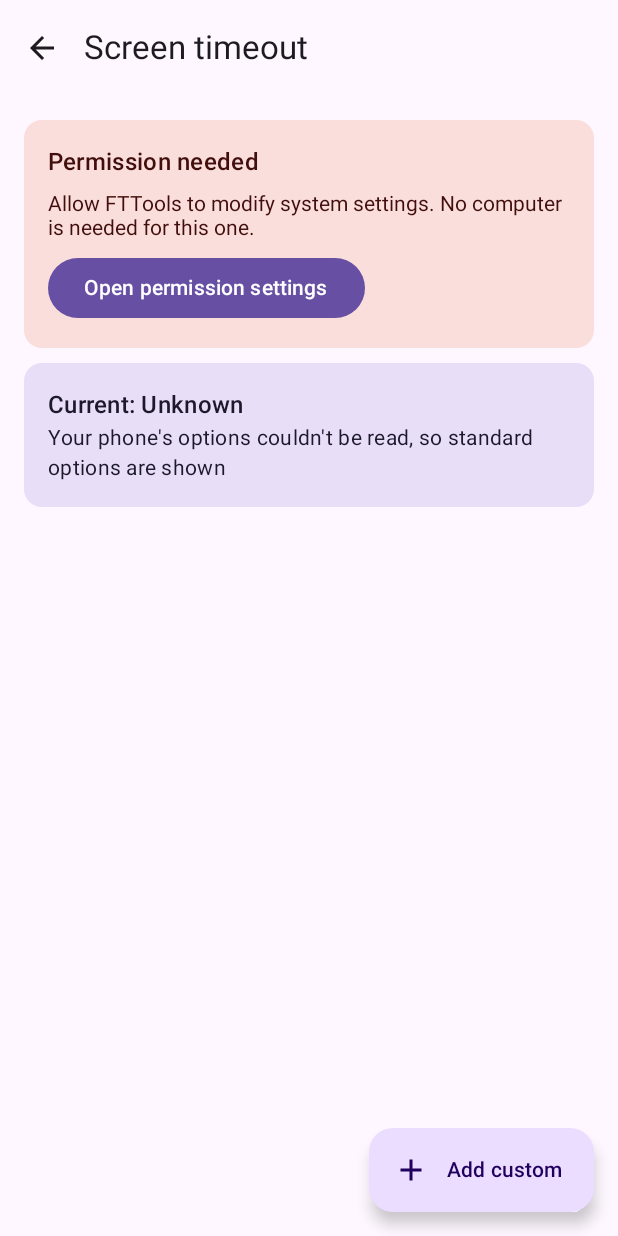
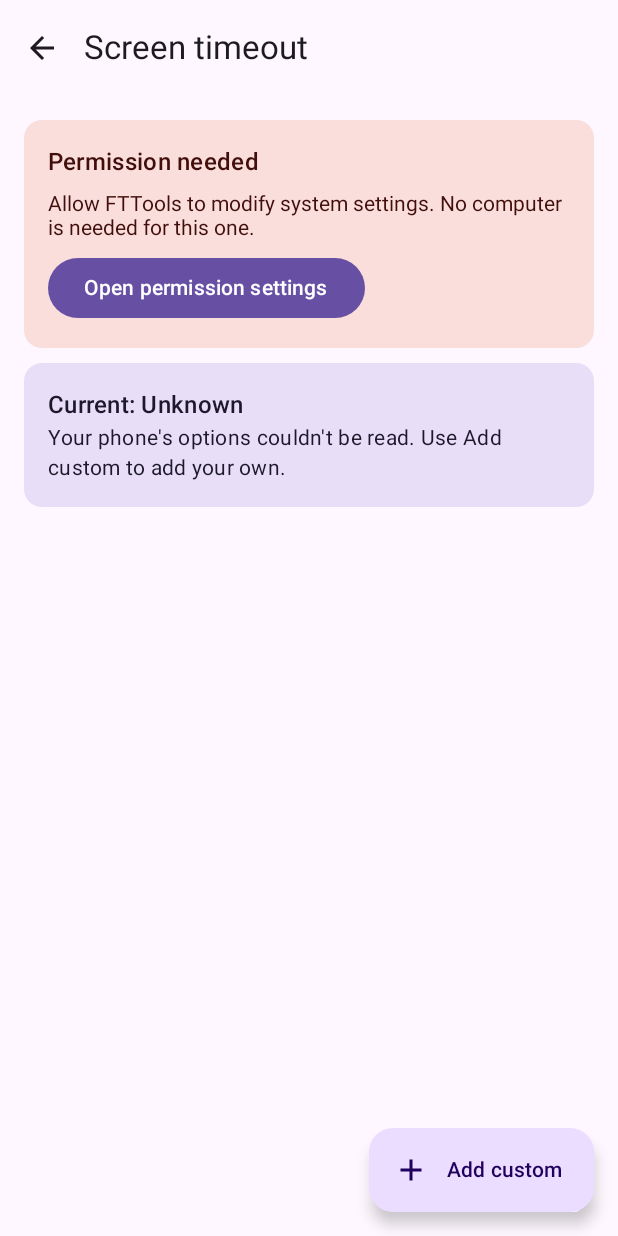
Before and after one commit to hari-ft/FTTools, an Android app built with Jetpack Compose: the composable ScreenTimeoutScreen called with empty values, on a phone screen of 412 x 824 dp. Run offline under Robolectric (Android 15) with nearby library versions, the phone set to English and light mode, and no system bars.

Commit message:
Bump version from Git and drop built-in screen timeout list
versionCode is the commit count and versionName is 1.2.<count>.
Screen timeout options now come only from the phone's Settings app.

Co-Authored-By: Claude Opus 5.5 <noreply@anthropic.com>

```diff
--- a/app/src/main/java/com/pdns/switcher/MainActivity.kt
+++ b/app/src/main/java/com/pdns/switcher/MainActivity.kt
@@ -57,7 +57,7 @@ private fun App(dnsStore: DnsStore, timeoutStore: TimeoutStore, resumeTick: Int)
 
     var dnsEntries by remember { mutableStateOf(dnsStore.load()) }
     var dnsState by remember { mutableStateOf(PrivateDns.read(ctx)) }
-    val timeoutOptions = remember { ScreenTimeout.phoneOptions(ctx) ?: ScreenTimeout.fallbackOptions() }
+    val timeoutOptions = remember { ScreenTimeout.phoneOptions(ctx).orEmpty() }
     var customTimeouts by remember { mutableStateOf(timeoutStore.loadCustom()) }
     var timeoutMs by remember { mutableStateOf(ScreenTimeout.read(ctx)) }
     var hasSecure by remember { mutableStateOf(Grants.hasSecureSettings(ctx)) }
--- a/app/src/main/java/com/pdns/switcher/ScreenTimeout.kt
+++ b/app/src/main/java/com/pdns/switcher/ScreenTimeout.kt
@@ -9,7 +9,6 @@ data class TimeoutOption(val ms: Int, val label: String, val fromPhone: Boolean)
 
 object ScreenTimeout {
     private const val DEFAULT_SETTINGS_PACKAGE = "com.android.settings"
-    private val FALLBACK_MS = listOf(15_000, 30_000, 60_000, 120_000, 300_000, 600_000, 1_800_000)
     const val MIN_MS = 5_000
     const val MAX_MS = 86_400_000
 
@@ -38,9 +37,6 @@ object ScreenTimeout {
             TimeoutOption(ms, entries.getOrNull(i)?.toString() ?: label(ms), fromPhone = true)
         }
     }.getOrNull()?.takeIf { it.isNotEmpty() }
-
-    fun fallbackOptions(): List<TimeoutOption> =
-        FALLBACK_MS.map { TimeoutOption(it, label(it), fromPhone = false) }
 
     private fun settingsPackage(ctx: Context): String =
         ctx.packageManager
--- a/app/src/main/java/com/pdns/switcher/ScreenTimeoutScreen.kt
+++ b/app/src/main/java/com/pdns/switcher/ScreenTimeoutScreen.kt
@@ -55,8 +55,8 @@ fun ScreenTimeoutScreen(
             item {
                 StatusCard(
                     "Current: ${currentLabel ?: "Unknown"}",
-                    if (fromPhone) "Options are taken from your phone's Settings"
-                    else "Your phone's options couldn't be read, so standard options are shown",
+                    if (fromPhone) "${baseOptions.size} options read from your phone's Settings app"
+                    else "Your phone's options couldn't be read. Use Add custom to add your own.",
                 )
             }
             items(options, key = { it.ms }) { option ->
```
Also changed, not shown: app/build.gradle.kts (+8 -2 lines), 2 other files.
